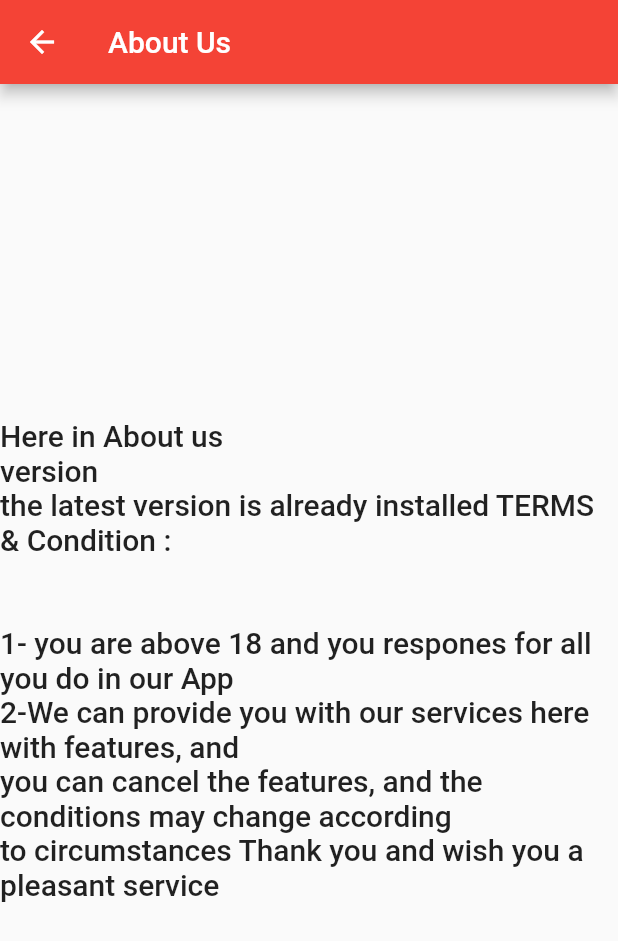
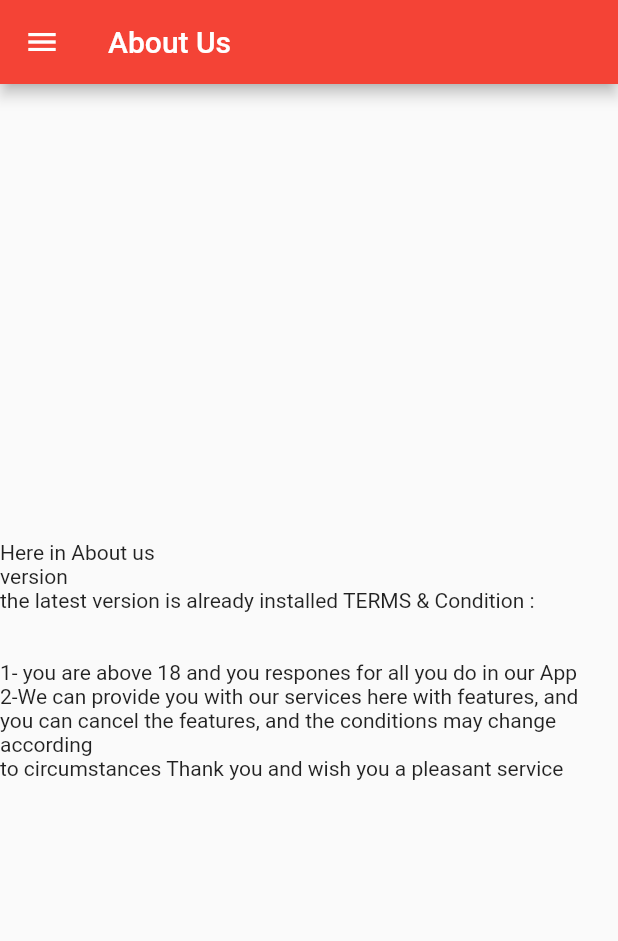
Before and after one commit to m7amad45/pizza_stieve, a Flutter app: the aboutUsPage screen opened by its route, on a phone screen of 412 x 824 dp. Shown: the top 941 px of the screen. Run offline on Flutter 3.47's test engine with Material 2 defaults, Android fonts, the phone set to English and light mode, and no system bars; missing offline and left inert: dart:html.

Commit message:
about us

```diff
--- a/lib/Screens/AboutUs.dart
+++ b/lib/Screens/AboutUs.dart
@@ -12,7 +12,7 @@ class aboutUsPage extends StatelessWidget {
       appBar: AppBar(
         title: const Text("About Us"),
       ),
-
+      drawer: DrawerScreen(),
       body:Center(
         child: Text(
         '''Here in About us
@@ -26,7 +26,7 @@ you can cancel the features, and the conditions may change according
 to circumstances Thank you and wish you a pleasant service''',
 
 
-        style: Theme.of(context).textTheme.headline6,
+
       ),
       ),
       );
```
